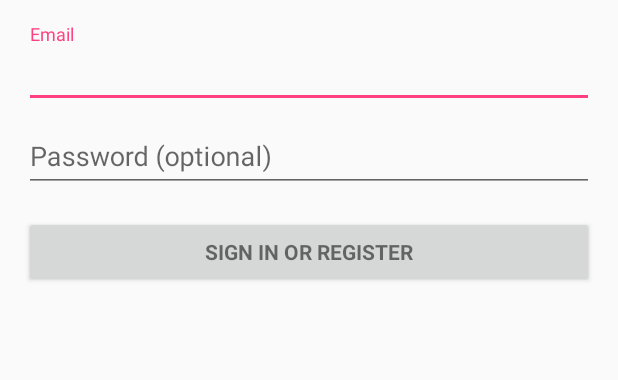
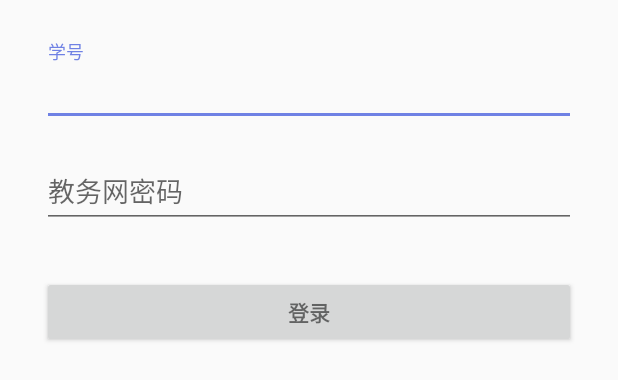
Before and after one commit to AndreamApp/CqueueClient, an Android app: the layout activity_login.xml on its own in the app's theme, with its tools: preview values and no code run, on a phone screen of 412 x 824 dp. Shown: the top 380 px of the screen. Run offline under Robolectric (Android 15) with nearby library versions, the phone set to English and light mode, and no system bars.

Commit message:
Create basic LoginActivity

```diff
--- a/app/src/main/AndroidManifest.xml
+++ b/app/src/main/AndroidManifest.xml
@@ -15,7 +15,7 @@
         android:supportsRtl="true"
         android:theme="@style/AppTheme">
         <activity
-            android:name=".LoginActivity"
+            android:name=".login.LoginActivity"
             android:label="@string/app_name"
             android:theme="@style/AppTheme">
             <intent-filter>
--- a/app/src/main/java/com/andreamapp/cqu/utils/API.java
+++ b/app/src/main/java/com/andreamapp/cqu/utils/API.java
@@ -119,5 +119,4 @@ public class API {
             throw new IOException("Response with code " + response.code());
         }
     }
-
 }
--- a/app/src/main/res/layout/activity_login.xml
+++ b/app/src/main/res/layout/activity_login.xml
@@ -1,4 +1,4 @@
-<LinearLayout xmlns:android="http://schemas.android.com/apk/res/android"
+<FrameLayout xmlns:android="http://schemas.android.com/apk/res/android"
               xmlns:tools="http://schemas.android.com/tools"
               android:layout_width="match_parent"
               android:layout_height="match_parent"
@@ -8,7 +8,7 @@
               android:paddingLeft="@dimen/activity_horizontal_margin"
               android:paddingRight="@dimen/activity_horizontal_margin"
               android:paddingTop="@dimen/activity_vertical_margin"
-              tools:context="com.andreamapp.cqu.LoginActivity">
+              tools:context="com.andreamapp.cqu.login.LoginActivity">
 
     <!-- Login progress -->
     <ProgressBar
@@ -16,7 +16,7 @@
         style="?android:attr/progressBarStyleLarge"
         android:layout_width="wrap_content"
         android:layout_height="wrap_content"
-        android:layout_marginBottom="8dp"
+        android:layout_gravity="center"
         android:visibility="gone"/>
 
     <ScrollView
@@ -25,21 +25,22 @@
         android:layout_height="match_parent">
 
         <LinearLayout
-            android:id="@+id/email_login_form"
             android:layout_width="match_parent"
             android:layout_height="wrap_content"
             android:orientation="vertical">
 
             <android.support.design.widget.TextInputLayout
                 android:layout_width="match_parent"
-                android:layout_height="wrap_content">
+                android:layout_height="wrap_content"
+                android:paddingStart="12dp"
+                android:paddingEnd="12dp"
+                android:paddingTop="12dp" >
 
-                <AutoCompleteTextView
-                    android:id="@+id/email"
+                <EditText
+                    android:id="@+id/login_student_number"
                     android:layout_width="match_parent"
                     android:layout_height="wrap_content"
-                    android:hint="@string/prompt_email"
-                    android:inputType="textEmailAddress"
+                    android:hint="学号"
                     android:maxLines="1"
                     android:singleLine="true"/>
 
@@ -47,13 +48,16 @@
 
             <android.support.design.widget.TextInputLayout
                 android:layout_width="match_parent"
-                android:layout_height="wrap_content">
+                android:layout_height="wrap_content"
+                android:paddingStart="12dp"
+                android:paddingEnd="12dp"
+                android:paddingTop="12dp" >
 
                 <EditText
-                    android:id="@+id/password"
+                    android:id="@+id/login_password"
                     android:layout_width="match_parent"
                     android:layout_height="wrap_content"
-                    android:hint="@string/prompt_password"
+                    android:hint="教务网密码"
                     android:imeActionId="6"
                     android:imeActionLabel="@string/action_sign_in_short"
                     android:imeOptions="actionUnspecified"
@@ -64,14 +68,16 @@
             </android.support.design.widget.TextInputLayout>
 
             <Button
-                android:id="@+id/email_sign_in_button"
+                android:id="@+id/login_btn"
                 style="?android:textAppearanceSmall"
                 android:layout_width="match_parent"
                 android:layout_height="wrap_content"
-                android:layout_marginTop="16dp"
-                android:text="@string/action_sign_in"
+                android:layout_marginTop="32dp"
+                android:layout_marginStart="12dp"
+                android:layout_marginEnd="12dp"
+                android:text="登录"
                 android:textStyle="bold"/>
 
         </LinearLayout>
     </ScrollView>
-</LinearLayout>
+</FrameLayout>
--- a/app/src/main/res/values/colors.xml
+++ b/app/src/main/res/values/colors.xml
@@ -2,5 +2,5 @@
 <resources>
     <color name="colorPrimary">#3F51B5</color>
     <color name="colorPrimaryDark">#303F9F</color>
-    <color name="colorAccent">#FF4081</color>
+    <color name="colorAccent">#6f81e4</color>
 </resources>
--- a/app/src/main/res/values/strings.xml
+++ b/app/src/main/res/values/strings.xml
@@ -1,5 +1,5 @@
 <resources>
-    <string name="app_name">Me重大</string>
+    <string name="app_name">课程表</string>
 
     <!-- Strings related to login -->
     <string name="prompt_email">Email</string>
```
Also changed, not shown: app/src/main/java/com/andreamapp/cqu/LoginActivity.java (deleted, +0 -355 lines), app/src/main/java/com/andreamapp/cqu/login/LoginActivity.java (added, +197 -0 lines), app/src/main/java/com/andreamapp/cqu/ui/LoginActivity.java (deleted, +0 -10 lines).
